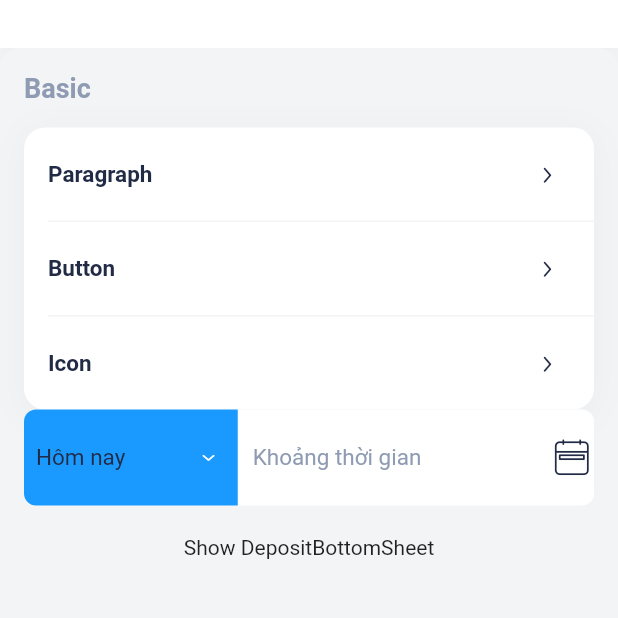
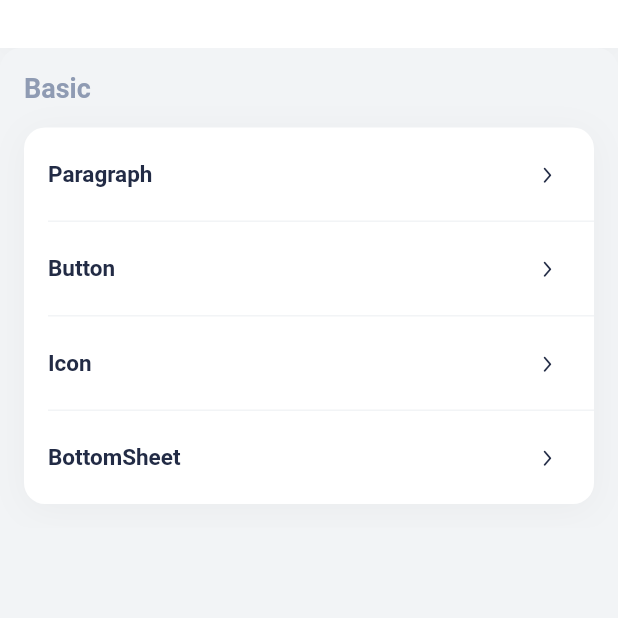
Before and after one commit to ctnet-tech/easysalon-app-ui-kit, a Flutter app: the screen it shows after launch, on a phone screen of 412 x 824 dp, the part 114-732 px from its top. Run offline on Flutter 3.47's test engine with Material 2 defaults, Android fonts, the phone set to English and light mode, and no system bars; our stand-ins replace equatable, flutter_bloc, page_transition, shared_preferences.

Commit message:
chore: create BottomSheet page in widget generic

```diff
--- a/lib/pages/home/widgets_home_page.dart
+++ b/lib/pages/home/widgets_home_page.dart
@@ -1,5 +1,6 @@
 import 'package:easysalon_mobile_ui_kit/bloc/date_range_picker_bloc/date_range_picker_bloc.dart';
 import 'package:easysalon_mobile_ui_kit/configs/icons/line_icons.dart';
+import 'package:easysalon_mobile_ui_kit/pages/widgets/generic/buttom_sheet_page.dart';
 import 'package:easysalon_mobile_ui_kit/pages/widgets/generic/button_page.dart';
 import 'package:easysalon_mobile_ui_kit/pages/widgets/generic/icon_page.dart';
 import 'package:easysalon_mobile_ui_kit/pages/widgets/generic/paragraph_page.dart';
@@ -42,49 +43,10 @@ class _WidgetsHomePageState extends State<WidgetsHomePage> {
                     children: [
                       MenuItem(label: "Paragraph", to: ParagraphPage.path),
                       MenuItem(label: "Button", to: ButtonPage.path),
-                      MenuItem(label: "Icon", to: IconPage.path)
+                      MenuItem(label: "Icon", to: IconPage.path),
+                      MenuItem(label: "BottomSheet", to: BottomSheetPage.path),
                     ],
                   ),
-                  BlocProvider(
-                    create: (_) => DateRangePickerBloc(),
-                    child: SelectionTimeBar(),
-                  ),
-                  SizedBox(
-                    height: 20,
-                  ),
-                  Center(
-                    child: InkWell(
-                        onTap: () {
-                          showModalBottomSheet(
-                            isScrollControlled: true,
-                            shape: RoundedRectangleBorder(
-                              borderRadius: BorderRadius.only(
-                                  topLeft: Radius.circular(20),
-                                  topRight: Radius.circular(20)),
-                            ),
-                            context: context,
-                            builder: (_) => DepositBottomSheet(
-                              listPaymentMethodInput: [["data1","100000","account1"],["data2",null,null],["data2",null,"account3"]],
-                              dropdownDataMethodPayment: <String, String>{
-                                "data1": "Tiền mặt",
-                                "data2": "Chuyển khoản",
-                                "data3": "Điểm",
-                              },
-                              dropdownDataBankAccounts: <String, String>{
-                                "account1": "Tài khoản 1",
-                                "account2": "Tài khoản 2",
-                                "account3": "Tài khoản 3",
-                              },
-                              height:
-                                  MediaQuery.of(context).size.height * 2 / 3,
-                              onChanged: (value) {
-                                print(value);
-                              },
-                            ),
-                          );
-                        },
-                        child: Text("Show DepositBottomSheet")),
-                  )
                 ],
               )))
     ]);
```
Also changed, not shown: lib/pages/widgets/generic/buttom_sheet_page.dart (added, +64 -0 lines).
